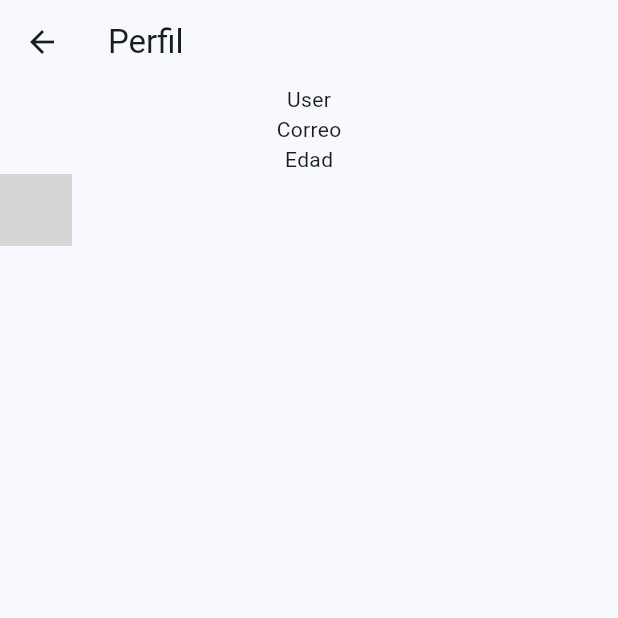
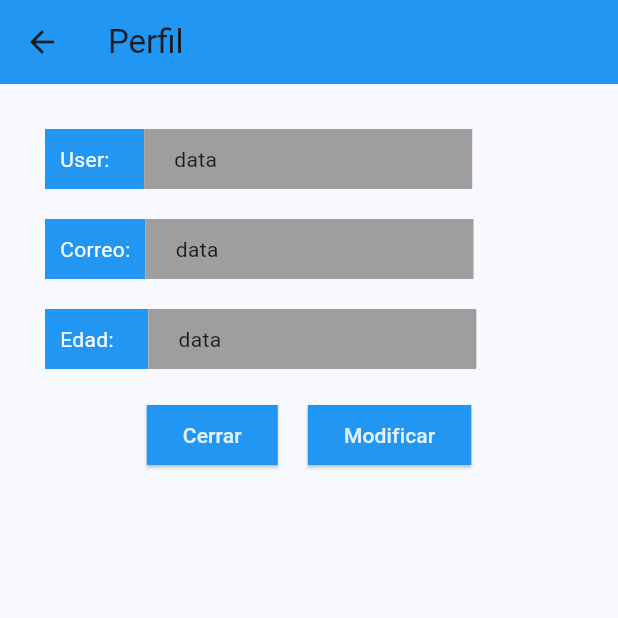
Before and after one commit to JuanPabloSaavedraRamirez/AppAulaGrama, a Flutter app: the perfil screen opened directly, on a phone screen of 412 x 824 dp, the top half of it. Run offline on Flutter 3.47's test engine with Material 3 defaults, Android fonts, the phone set to English and light mode, and no system bars; our stand-ins replace shared_preferences; missing offline and left inert: dart:ffi; accounts and stored records are empty; grey boxes are pictures that could not be loaded.

Commit message:
Termine lo visual de las paginas

```diff
--- a/lib/perfil.dart
+++ b/lib/perfil.dart
@@ -1,3 +1,5 @@
+import 'package:app_aulagramma/modificarPerfil.dart';
+import 'package:app_aulagramma/tienda.dart';
 import 'package:flutter/material.dart';
 
 class perfil extends StatefulWidget {
@@ -12,28 +14,126 @@ class _perfilState extends State<perfil> {
   Widget build(BuildContext context) {
     return Scaffold(
       appBar: AppBar(
+        backgroundColor: Colors.blue,
         title: Text("Perfil"),
       ),
       body: ListView(
+        padding: EdgeInsets.all(20),
         children: [
           Column(
             children: [
               Container(
-                child: Text("User"),
+                padding: EdgeInsets.all(10),
+                child: Row(
+                  children: [
+                    Container(
+                      padding: EdgeInsets.only(left: 10, right: 23, top: 10, bottom: 10),
+                      color: Colors.blue,
+                      child: Text("User:", style: TextStyle(
+                        color: Colors.white,
+                      ),),
+                    ),
+                    Container(
+                      color: Colors.grey,
+                      padding: EdgeInsets.only(left: 20, right: 170, top: 10, bottom: 10),
+                      child: Text("data",),
+                    ),
+                  ],
+                ),
               ),
               Container(
-                child: Text("Correo"),
+                padding: EdgeInsets.all(10),
+                child: Row(
+                  children: [
+                    Container(
+                      padding: EdgeInsets.only(left: 10, right: 10, top: 10, bottom: 10),
+                      color: Colors.blue,
+                      child: Text("Correo:", style: TextStyle(
+                        color: Colors.white,
+                      ),),
+                    ),
+                    Container(
+                      color: Colors.grey,
+                      padding: EdgeInsets.only(left: 20, right: 170, top: 10, bottom: 10),
+                      child: Text("data",),
+                    ),
+                  ],
+                ),
               ),
               Container(
-                child: Text("Edad"),
+                padding: EdgeInsets.all(10),
+                child: Row(
+                  children: [
+                    Container(
+                      padding: EdgeInsets.only(left: 10, right: 23, top: 10, bottom: 10),
+                      color: Colors.blue,
+                      child: Text("Edad:", style: TextStyle(
+                        color: Colors.white,
+                      ),),
+                    ),
+                    Container(
+                      color: Colors.grey,
+                      padding: EdgeInsets.only(left: 20, right: 170, top: 10, bottom: 10),
+                      child: Text("data",),
+                    ),
+                  ],
+                ),
               ),
               Row(
+                mainAxisAlignment: MainAxisAlignment.center,
                 children: [
                   Container(
-                    child: ,
-                  )
+                    margin: EdgeInsets.all(10),
+                    child: ElevatedButton(
+                      onPressed: (){
+                        Navigator.of(context).push(new MaterialPageRoute(builder: (BuildContext context){
+                          return tienda();
+                        }
+                        ));
+                      },
+                      child: Row(
+                        mainAxisAlignment: MainAxisAlignment.center,
+                        children: [
+                          Text("Cerrar", style: TextStyle(
+                            color: Colors.blue[50],
+                          ),),
+                        ],
+                      ),
+                      style: ElevatedButton.styleFrom(
+                        backgroundColor: Colors.blue,
+                        shape: RoundedRectangleBorder(
+                            borderRadius: BorderRadius.circular(0)
+                        ),
+                      ),
+                    ),
+                  ),
+                  Container(
+                    margin: EdgeInsets.all(10),
+                    child: ElevatedButton(
+                      onPressed: (){
+                        Navigator.of(context).push(new MaterialPageRoute(builder: (BuildContext context){
+                          return modificarPerfil();
+                        }
+                        ));
+                      },
+                      child: Row(
+                        mainAxisAlignment: MainAxisAlignment.center,
+                        children: [
+                          Text("Modificar", style: TextStyle(
+                            color: Colors.blue[50],
+                          ),),
+                        ],
+                      ),
+                      style: ElevatedButton.styleFrom(
+                        backgroundColor: Colors.blue,
+                        shape: RoundedRectangleBorder(
+                            borderRadius: BorderRadius.circular(0)
+                        ),
+                      ),
+                    ),
+                  ),
                 ],
-              )
+              ),
             ],
           ),
         ],
```
Also changed, not shown: lib/menu.dart (+25 -4 lines), lib/modificarPerfil.dart (added, +122 -0 lines).
